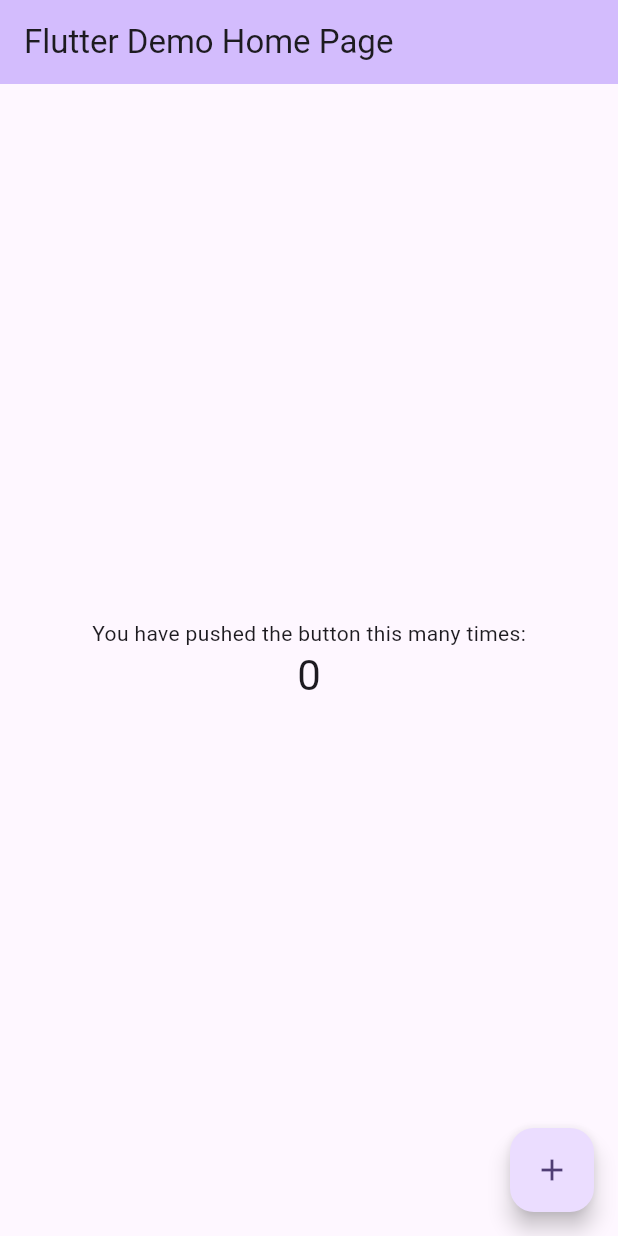
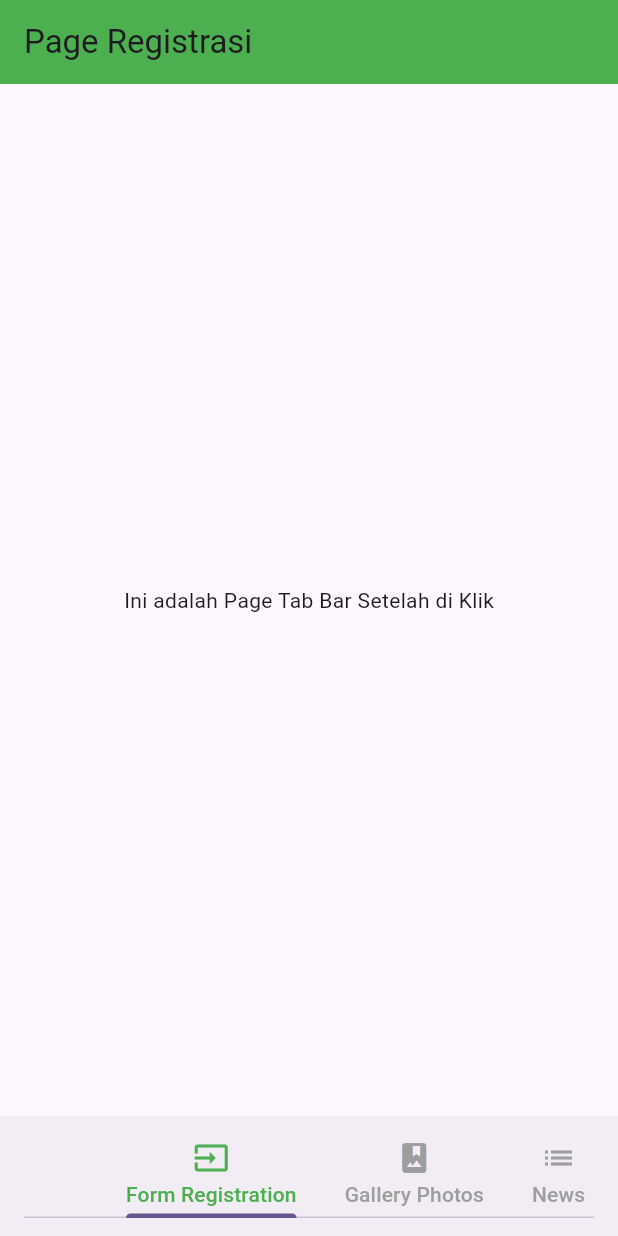
Before and after one commit to rizkipm/rpl2b_project, a Flutter app: the screen it shows after launch, on a phone screen of 412 x 824 dp. Run offline on Flutter 3.47's test engine with Material 3 defaults, Android fonts, the phone set to English and light mode, and no system bars; missing offline and left inert: dart:html.

Commit message:
update page tab bar

```diff
--- a/lib/main.dart
+++ b/lib/main.dart
@@ -1,3 +1,5 @@
+import 'dart:html';
+
 import 'package:flutter/material.dart';
 
 void main() {
@@ -31,95 +33,99 @@
         colorScheme: ColorScheme.fromSeed(seedColor: Colors.deepPurple),
         useMaterial3: true,
       ),
-      home: const MyHomePage(title: 'Flutter Demo Home Page'),
+      home: const PageHome(),
+      debugShowCheckedModeBanner: false,
     );
   }
 }
 
-class MyHomePage extends StatefulWidget {
-  const MyHomePage({super.key, required this.title});
-
-  // This widget is the home page of your application. It is stateful, meaning
-  // that it has a State object (defined below) that contains fields that affect
-  // how it looks.
-
-  // This class is the configuration for the state. It holds the values (in this
-  // case the title) provided by the parent (in this case the App widget) and
-  // used by the build method of the State. Fields in a Widget subclass are
-  // always marked "final".
-
-  final String title;
+class PageHome extends StatefulWidget {
+  const PageHome({super.key});
 
   @override
-  State<MyHomePage> createState() => _MyHomePageState();
+  State<PageHome> createState() => _PageHomeState();
 }
 
-class _MyHomePageState extends State<MyHomePage> {
-  int _counter = 0;
+class _PageHomeState extends State<PageHome>  with SingleTickerProviderStateMixin{
 
-  void _incrementCounter() {
-    setState(() {
-      // This call to setState tells the Flutter framework that something has
-      // changed in this State, which causes it to rerun the build method below
-      // so that the display can reflect the updated values. If we changed
-      // _counter without calling setState(), then the build method would not be
-      // called again, and so nothing would appear to happen.
-      _counter++;
-    });
+  late TabController tabController;
+  //proses do in background
+  //initState : proses di background yang dilakukan view di panggil
+  //state : proses di background tpi di lakukan saat perubahan view
+
+  @override
+  void initState() {
+    // TODO: implement initState
+    super.initState();
+    tabController = TabController(length: 3, vsync: this);
   }
+
 
   @override
   Widget build(BuildContext context) {
-    // This method is rerun every time setState is called, for instance as done
-    // by the _incrementCounter method above.
-    //
-    // The Flutter framework has been optimized to make rerunning build methods
-    // fast, so that you can just rebuild anything that needs updating rather
-    // than having to individually change instances of widgets.
     return Scaffold(
-      appBar: AppBar(
-        // TRY THIS: Try changing the color here to a specific color (to
-        // Colors.amber, perhaps?) and trigger a hot reload to see the AppBar
-        // change color while the other colors stay the same.
-        backgroundColor: Theme.of(context).colorScheme.inversePrimary,
-        // Here we take the value from the MyHomePage object that was created by
-        // the App.build method, and use it to set our appbar title.
-        title: Text(widget.title),
+      body: TabBarView(
+        controller: tabController,
+        children: const[ PageTabView(), PageTab2(), PageTabView()
+        ],
       ),
-      body: Center(
-        // Center is a layout widget. It takes a single child and positions it
-        // in the middle of the parent.
-        child: Column(
-          // Column is also a layout widget. It takes a list of children and
-          // arranges them vertically. By default, it sizes itself to fit its
-          // children horizontally, and tries to be as tall as its parent.
-          //
-          // Column has various properties to control how it sizes itself and
-          // how it positions its children. Here we use mainAxisAlignment to
-          // center the children vertically; the main axis here is the vertical
-          // axis because Columns are vertical (the cross axis would be
-          // horizontal).
-          //
-          // TRY THIS: Invoke "debug painting" (choose the "Toggle Debug Paint"
-          // action in the IDE, or press "p" in the console), to see the
-          // wireframe for each widget.
-          mainAxisAlignment: MainAxisAlignment.center,
-          children: <Widget>[
-            const Text(
-              'You have pushed the button this many times:',
+      bottomNavigationBar: BottomAppBar(
+        child: TabBar(
+          isScrollable: true,
+          labelColor: Colors.green,
+          unselectedLabelColor: Colors.grey,
+          controller: tabController,
+          tabs: const [
+            Tab(
+              text: "Form Registration",
+              icon: Icon(Icons.input),
             ),
-            Text(
-              '$_counter',
-              style: Theme.of(context).textTheme.headlineMedium,
+            Tab(
+              text: "Gallery Photos",
+              icon: Icon(Icons.photo_album),
+            ),
+            Tab(
+              text: "News",
+              icon: Icon(Icons.list),
             ),
           ],
+
         ),
       ),
-      floatingActionButton: FloatingActionButton(
-        onPressed: _incrementCounter,
-        tooltip: 'Increment',
-        child: const Icon(Icons.add),
-      ), // This trailing comma makes auto-formatting nicer for build methods.
+
     );
   }
 }
+
+
+class PageTabView extends StatelessWidget {
+  const PageTabView({super.key});
+
+  @override
+  Widget build(BuildContext context) {
+    return Scaffold(
+      appBar: AppBar(
+        backgroundColor: Colors.green,
+        title: Text('Page Registrasi'),
+      ),
+
+      body:  Center(
+        child: Text(
+          'Ini adalah Page Tab Bar Setelah di Klik'
+        ),
+
+      ),
+    );
+  }
+}
+
+class PageTab2 extends StatelessWidget {
+  const PageTab2({super.key});
+
+  @override
+  Widget build(BuildContext context) {
+    return Center(
+      child: Text('Ini adalah Tab Ke 2'),
+    );
+  }
+}
--- /dev/null
+++ b/lib/screen_page/page_registration.dart
@@ -0,0 +1 @@
+import 'package:flutter/material.dart';
--- a/pubspec.yaml
+++ b/pubspec.yaml
@@ -35,6 +35,7 @@ dependencies:
   # The following adds the Cupertino Icons font to your application.
   # Use with the CupertinoIcons class for iOS style icons.
   cupertino_icons: ^1.0.6
+  intl: ^0.19.0
 
 dev_dependencies:
   flutter_test:
```
